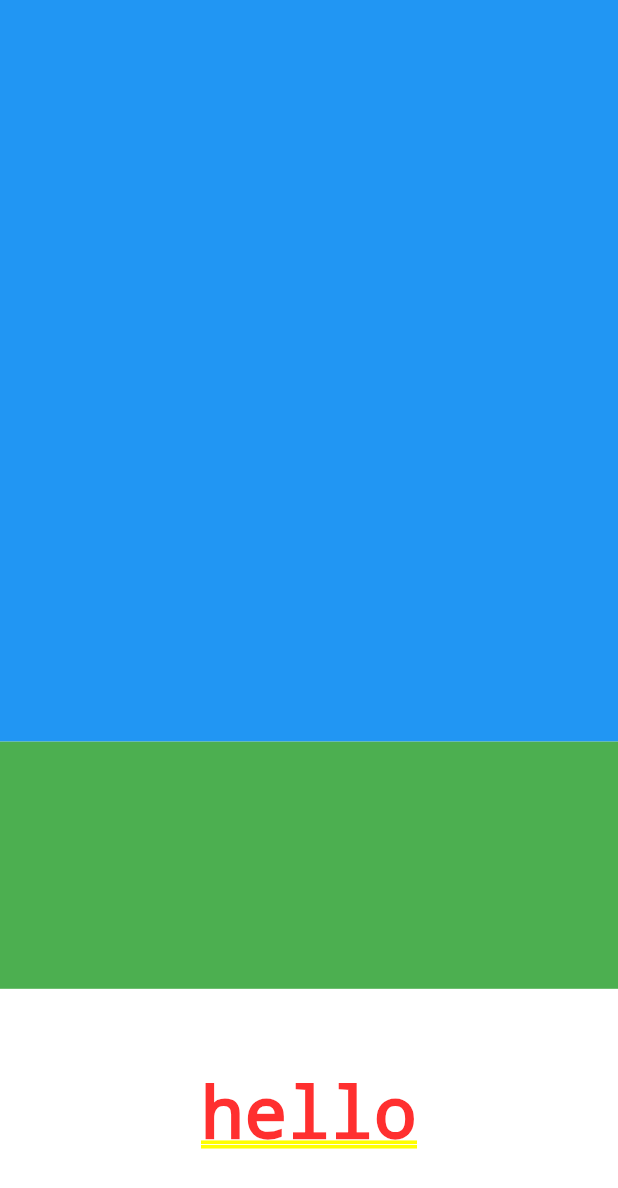
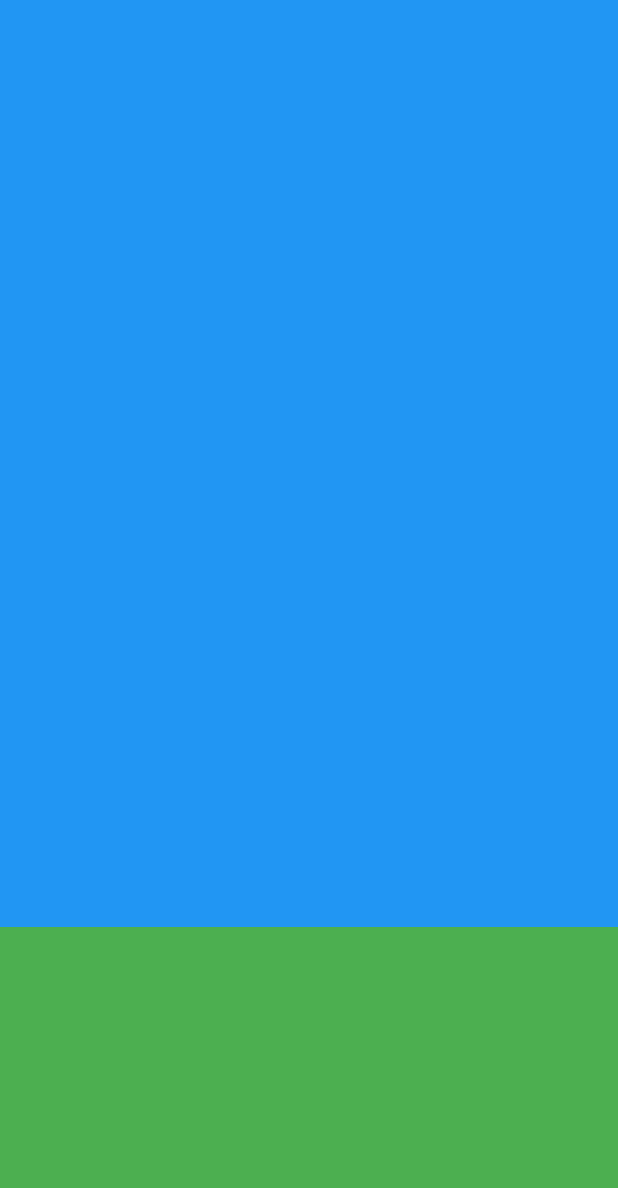
Before and after one commit to MuratGokce02/FlutterBird, a Flutter app: the screen it shows after launch, on a phone screen of 412 x 824 dp. Shown: the top 1188 px of the screen. Run offline on Flutter 3.47's test engine with Material 2 defaults, Android fonts, the phone set to English and light mode, and no system bars.

```diff
--- a/lib/home.dart
+++ b/lib/home.dart
@@ -21,10 +21,6 @@ class _HomeState extends State<Home> {
         ),
         flex: 1,
       ),
-      Expanded(
-          child: Center(
-        child: Text('hello'),
-      ))
     ]);
   }
 }
```
Also changed, not shown: 1 other file.
